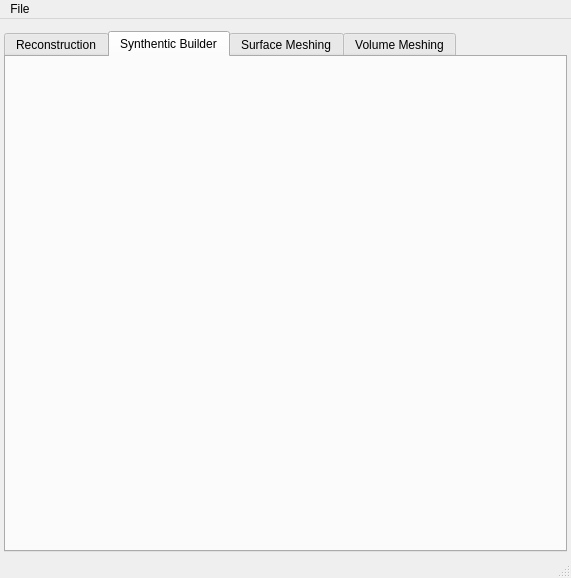
Qt form Source/AIM/GUI/UI_Files/RepresentationUI.ui (BlueQuartzSoftware/DREAM3D) before a commit.
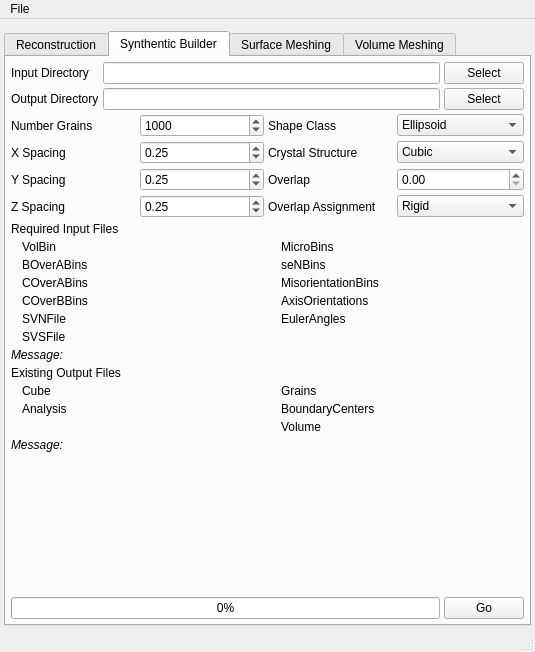
The same form after that commit. The open tabs and pages were chosen to show the change. Icons and pictures are not drawn.

Diff of the .ui file:
```diff
--- a/Source/AIM/GUI/UI_Files/RepresentationUI.ui
+++ b/Source/AIM/GUI/UI_Files/RepresentationUI.ui
@@ -6,8 +6,8 @@
    <rect>
     <x>0</x>
     <y>0</y>
-    <width>571</width>
-    <height>578</height>
+    <width>535</width>
+    <height>652</height>
    </rect>
   </property>
   <property name="windowTitle">
@@ -694,6 +694,612 @@
        <attribute name="title">
         <string>Synthentic Builder</string>
        </attribute>
+       <layout class="QVBoxLayout" name="verticalLayout_2">
+        <property name="spacing">
+         <number>4</number>
+        </property>
+        <property name="margin">
+         <number>5</number>
+        </property>
+        <item>
+         <layout class="QGridLayout" name="gridLayout_6">
+          <item row="0" column="0">
+           <widget class="QLabel" name="label_11">
+            <property name="text">
+             <string>Input Directory</string>
+            </property>
+           </widget>
+          </item>
+          <item row="0" column="1">
+           <widget class="QLineEdit" name="gg_InputDir"/>
+          </item>
+          <item row="0" column="2">
+           <widget class="QPushButton" name="gg_InputDirBtn">
+            <property name="text">
+             <string>Select</string>
+            </property>
+           </widget>
+          </item>
+          <item row="1" column="0">
+           <widget class="QLabel" name="label_14">
+            <property name="text">
+             <string>Output Directory</string>
+            </property>
+           </widget>
+          </item>
+          <item row="1" column="1">
+           <widget class="QLineEdit" name="gg_OutputDir"/>
+          </item>
+          <item row="1" column="2">
+           <widget class="QPushButton" name="gg_OutputDirBtn">
+            <property name="text">
+             <string>Select</string>
+            </property>
+           </widget>
+          </item>
+         </layout>
+        </item>
+        <item>
+         <layout class="QGridLayout" name="gridLayout_7">
+          <item row="2" column="2">
+           <widget class="QLabel" name="label_21">
+            <property name="text">
+             <string>Overlap</string>
+            </property>
+           </widget>
+          </item>
+          <item row="1" column="2">
+           <widget class="QLabel" name="label_19">
+            <property name="text">
+             <string>Crystal Structure</string>
+            </property>
+           </widget>
+          </item>
+          <item row="1" column="3">
+           <widget class="QComboBox" name="gg_CrystalStructure">
+            <item>
+             <property name="text">
+              <string>Cubic</string>
+             </property>
+            </item>
+            <item>
+             <property name="text">
+              <string>Hexagonal</string>
+             </property>
+            </item>
+           </widget>
+          </item>
+          <item row="0" column="2">
+           <widget class="QLabel" name="label_20">
+            <property name="text">
+             <string>Shape Class</string>
+            </property>
+           </widget>
+          </item>
+          <item row="0" column="3">
+           <widget class="QComboBox" name="gg_ShapeClass">
+            <item>
+             <property name="text">
+              <string>Ellipsoid</string>
+             </property>
+            </item>
+            <item>
+             <property name="text">
+              <string>Super-Ellipsoid</string>
+             </property>
+            </item>
+            <item>
+             <property name="text">
+              <string>Cube-Octahedron</string>
+             </property>
+            </item>
+           </widget>
+          </item>
+          <item row="2" column="3">
+           <widget class="QDoubleSpinBox" name="gg_OverlapAllowed"/>
+          </item>
+          <item row="3" column="2">
+           <widget class="QLabel" name="label_17">
+            <property name="text">
+             <string>Overlap Assignment</string>
+            </property>
+           </widget>
+          </item>
+          <item row="3" column="3">
+           <widget class="QComboBox" name="gg_OverlapAssignment">
+            <item>
+             <property name="text">
+              <string>Rigid</string>
+             </property>
+            </item>
+            <item>
+             <property name="text">
+              <string>Progressive</string>
+             </property>
+            </item>
+           </widget>
+          </item>
+          <item row="3" column="0">
+           <widget class="QLabel" name="label_16">
+            <property name="text">
+             <string>Z Spacing</string>
+            </property>
+           </widget>
+          </item>
+          <item row="2" column="0">
+           <widget class="QLabel" name="label_18">
+            <property name="text">
+             <string>Y Spacing</string>
+            </property>
+           </widget>
+          </item>
+          <item row="1" column="0">
+           <widget class="QLabel" name="label_15">
+            <property name="text">
+             <string>X Spacing</string>
+            </property>
+           </widget>
+          </item>
+          <item row="3" column="1">
+           <widget class="QDoubleSpinBox" name="gg_ZResolution">
+            <property name="singleStep">
+             <double>0.250000000000000</double>
+            </property>
+            <property name="value">
+             <double>0.250000000000000</double>
+            </property>
+           </widget>
+          </item>
+          <item row="2" column="1">
+           <widget class="QDoubleSpinBox" name="gg_YResolution">
+            <property name="singleStep">
+             <double>0.250000000000000</double>
+            </property>
+            <property name="value">
+             <double>0.250000000000000</double>
+            </property>
+           </widget>
+          </item>
+          <item row="1" column="1">
+           <widget class="QDoubleSpinBox" name="gg_XResolution">
+            <property name="singleStep">
+             <double>0.250000000000000</double>
+            </property>
+            <property name="value">
+             <double>0.250000000000000</double>
+            </property>
+           </widget>
+          </item>
+          <item row="0" column="0">
+           <widget class="QLabel" name="label_22">
+            <property name="text">
+             <string>Number Grains</string>
+            </property>
+           </widget>
+          </item>
+          <item row="0" column="1">
+           <widget class="QSpinBox" name="gg_NumGrains">
+            <property name="maximum">
+             <number>10000000</number>
+            </property>
+            <property name="singleStep">
+             <number>100</number>
+            </property>
+            <property name="value">
+             <number>1000</number>
+            </property>
+           </widget>
+          </item>
+         </layout>
+        </item>
+        <item>
+         <layout class="QGridLayout" name="gridLayout_5">
+          <item row="0" column="0" colspan="2">
+           <widget class="QLabel" name="label_13">
+            <property name="text">
+             <string>Required Input Files</string>
+            </property>
+           </widget>
+          </item>
+          <item row="1" column="0">
+           <layout class="QFormLayout" name="formLayout_3">
+            <property name="fieldGrowthPolicy">
+             <enum>QFormLayout::FieldsStayAtSizeHint</enum>
+            </property>
+            <property name="labelAlignment">
+             <set>Qt::AlignLeading|Qt::AlignLeft|Qt::AlignVCenter</set>
+            </property>
+            <property name="verticalSpacing">
+             <number>4</number>
+            </property>
+            <item row="0" column="0">
+             <widget class="QLabel" name="VolBinFileIcon_2">
+              <property name="text">
+               <string/>
+              </property>
+              <property name="pixmap">
+               <pixmap resource="../../../../Resources/icons/images/Icons.qrc">:/Delete-16x16.png</pixmap>
+              </property>
+             </widget>
+            </item>
+            <item row="0" column="1">
+             <widget class="QLabel" name="VolBinFile_2">
+              <property name="text">
+               <string>VolBin</string>
+              </property>
+             </widget>
+            </item>
+            <item row="1" column="0">
+             <widget class="QLabel" name="BOverABinsFileIcon_2">
+              <property name="text">
+               <string/>
+              </property>
+              <property name="pixmap">
+               <pixmap resource="../../../../Resources/icons/images/Icons.qrc">:/Delete-16x16.png</pixmap>
+              </property>
+             </widget>
+            </item>
+            <item row="1" column="1">
+             <widget class="QLabel" name="BOverABinsFile_2">
+              <property name="text">
+               <string>BOverABins</string>
+              </property>
+             </widget>
+            </item>
+            <item row="2" column="0">
+             <widget class="QLabel" name="COverABinsFileIcon_2">
+              <property name="text">
+               <string/>
+              </property>
+              <property name="pixmap">
+               <pixmap resource="../../../../Resources/icons/images/Icons.qrc">:/Delete-16x16.png</pixmap>
+              </property>
+             </widget>
+            </item>
+            <item row="2" column="1">
+             <widget class="QLabel" name="COverABinsFile_2">
+              <property name="text">
+               <string>COverABins</string>
+              </property>
+             </widget>
+            </item>
+            <item row="3" column="0">
+             <widget class="QLabel" name="COverBBinsFileIcon_2">
+              <property name="text">
+               <string/>
+              </property>
+              <property name="pixmap">
+               <pixmap resource="../../../../Resources/icons/images/Icons.qrc">:/Delete-16x16.png</pixmap>
+              </property>
+             </widget>
+            </item>
+            <item row="3" column="1">
+             <widget class="QLabel" name="COverBBinsFile_2">
+              <property name="text">
+               <string>COverBBins</string>
+              </property>
+             </widget>
+            </item>
+            <item row="4" column="0">
+             <widget class="QLabel" name="SVNFileIcon_2">
+              <property name="text">
+               <string/>
+              </property>
+              <property name="pixmap">
+               <pixmap resource="../../../../Resources/icons/images/Icons.qrc">:/Delete-16x16.png</pixmap>
+              </property>
+             </widget>
+            </item>
+            <item row="4" column="1">
+             <widget class="QLabel" name="SVNFile_2">
+              <property name="text">
+               <string>SVNFile</string>
+              </property>
+             </widget>
+            </item>
+            <item row="5" column="0">
+             <widget class="QLabel" name="SVSFileIcon_2">
+              <property name="text">
+               <string/>
+              </property>
+              <property name="pixmap">
+               <pixmap resource="../../../../Resources/icons/images/Icons.qrc">:/Delete-16x16.png</pixmap>
+              </property>
+             </widget>
+            </item>
+            <item row="5" column="1">
+             <widget class="QLabel" name="SVSFile_2">
+              <property name="text">
+               <string>SVSFile</string>
+              </property>
+             </widget>
+            </item>
+           </layout>
+          </item>
+          <item row="1" column="1">
+           <layout class="QFormLayout" name="formLayout_4">
+            <property name="fieldGrowthPolicy">
+             <enum>QFormLayout::FieldsStayAtSizeHint</enum>
+            </property>
+            <property name="verticalSpacing">
+             <number>4</number>
+            </property>
+            <item row="0" column="0">
+             <widget class="QLabel" name="MicroBinsFileIcon_2">
+              <property name="text">
+               <string/>
+              </property>
+              <property name="pixmap">
+               <pixmap resource="../../../../Resources/icons/images/Icons.qrc">:/Delete-16x16.png</pixmap>
+              </property>
+             </widget>
+            </item>
+            <item row="0" column="1">
+             <widget class="QLabel" name="MicroBinsFile_2">
+              <property name="text">
+               <string>MicroBins</string>
+              </property>
+             </widget>
+            </item>
+            <item row="1" column="0">
+             <widget class="QLabel" name="SeNBinsFileIcon_2">
+              <property name="text">
+               <string/>
+              </property>
+              <property name="pixmap">
+               <pixmap resource="../../../../Resources/icons/images/Icons.qrc">:/Delete-16x16.png</pixmap>
+              </property>
+             </widget>
+            </item>
+            <item row="1" column="1">
+             <widget class="QLabel" name="SeNBinsFile_2">
+              <property name="text">
+               <string>seNBins</string>
+              </property>
+             </widget>
+            </item>
+            <item row="2" column="0">
+             <widget class="QLabel" name="MisorientationBinsFileIcon_2">
+              <property name="text">
+               <string/>
+              </property>
+              <property name="pixmap">
+               <pixmap resource="../../../../Resources/icons/images/Icons.qrc">:/Delete-16x16.png</pixmap>
+              </property>
+             </widget>
+            </item>
+            <item row="2" column="1">
+             <widget class="QLabel" name="MisorientationBinsFile_2">
+              <property name="text">
+               <string>MisorientationBins</string>
+              </property>
+             </widget>
+            </item>
+            <item row="3" column="0">
+             <widget class="QLabel" name="AxisOrientationsFileIcon_2">
+              <property name="text">
+               <string/>
+              </property>
+              <property name="pixmap">
+               <pixmap resource="../../../../Resources/icons/images/Icons.qrc">:/Delete-16x16.png</pixmap>
+              </property>
+             </widget>
+            </item>
+            <item row="3" column="1">
+             <widget class="QLabel" name="AxisOrientationsFile_2">
+              <property name="text">
+               <string>AxisOrientations</string>
+              </property>
+             </widget>
+            </item>
+            <item row="4" column="0">
+             <widget class="QLabel" name="EulerAnglesFileIcon_2">
+              <property name="text">
+               <string/>
+              </property>
+              <property name="pixmap">
+               <pixmap resource="../../../../Resources/icons/images/Icons.qrc">:/Delete-16x16.png</pixmap>
+              </property>
+             </widget>
+            </item>
+            <item row="4" column="1">
+             <widget class="QLabel" name="EulerAnglesFile_2">
+              <property name="text">
+               <string>EulerAngles</string>
+              </property>
+             </widget>
+            </item>
+           </layout>
+          </item>
+          <item row="2" column="0" colspan="2">
+           <widget class="QLabel" name="messageLabel_2">
+            <property name="font">
+             <font>
+              <italic>true</italic>
+             </font>
+            </property>
+            <property name="text">
+             <string>Message:</string>
+            </property>
+            <property name="wordWrap">
+             <bool>true</bool>
+            </property>
+            <property name="margin">
+             <number>3</number>
+            </property>
+           </widget>
+          </item>
+         </layout>
+        </item>
+        <item>
+         <layout class="QGridLayout" name="gridLayout_8">
+          <item row="0" column="0" colspan="2">
+           <widget class="QLabel" name="label_23">
+            <property name="text">
+             <string>Existing Output Files</string>
+            </property>
+           </widget>
+          </item>
+          <item row="1" column="0">
+           <layout class="QFormLayout" name="formLayout_5">
+            <property name="fieldGrowthPolicy">
+             <enum>QFormLayout::FieldsStayAtSizeHint</enum>
+            </property>
+            <property name="labelAlignment">
+             <set>Qt::AlignLeading|Qt::AlignLeft|Qt::AlignVCenter</set>
+            </property>
+            <property name="verticalSpacing">
+             <number>4</number>
+            </property>
+            <item row="0" column="0">
+             <widget class="QLabel" name="CubeFileIcon_3">
+              <property name="text">
+               <string/>
+              </property>
+              <property name="pixmap">
+               <pixmap resource="../../../../Resources/icons/images/Icons.qrc">:/Delete-16x16.png</pixmap>
+              </property>
+             </widget>
+            </item>
+            <item row="0" column="1">
+             <widget class="QLabel" name="CubeFile_3">
+              <property name="text">
+               <string>Cube</string>
+              </property>
+             </widget>
+            </item>
+            <item row="1" column="0">
+             <widget class="QLabel" name="AnalysisFileIcon_3">
+              <property name="text">
+               <string/>
+              </property>
+              <property name="pixmap">
+               <pixmap resource="../../../../Resources/icons/images/Icons.qrc">:/Delete-16x16.png</pixmap>
+              </property>
+             </widget>
+            </item>
+            <item row="1" column="1">
+             <widget class="QLabel" name="AnalysisFile_3">
+              <property name="text">
+               <string>Analysis</string>
+              </property>
+             </widget>
+            </item>
+           </layout>
+          </item>
+          <item row="1" column="1">
+           <layout class="QFormLayout" name="formLayout_6">
+            <property name="fieldGrowthPolicy">
+             <enum>QFormLayout::FieldsStayAtSizeHint</enum>
+            </property>
+            <property name="verticalSpacing">
+             <number>4</number>
+            </property>
+            <item row="0" column="0">
+             <widget class="QLabel" name="GrainsFileIcon_3">
+              <property name="text">
+               <string/>
+              </property>
+              <property name="pixmap">
+               <pixmap resource="../../../../Resources/icons/images/Icons.qrc">:/Delete-16x16.png</pixmap>
+              </property>
+             </widget>
+            </item>
+            <item row="0" column="1">
+             <widget class="QLabel" name="GrainsFile_3">
+              <property name="text">
+               <string>Grains</string>
+              </property>
+             </widget>
+            </item>
+            <item row="1" column="0">
+             <widget class="QLabel" name="BoundaryCentersFileIcon_3">
+              <property name="text">
+               <string/>
+              </property>
+              <property name="pixmap">
+               <pixmap resource="../../../../Resources/icons/images/Icons.qrc">:/Delete-16x16.png</pixmap>
+              </property>
+             </widget>
+            </item>
+            <item row="1" column="1">
+             <widget class="QLabel" name="BoundaryCentersFile_3">
+              <property name="text">
+               <string>BoundaryCenters</string>
+              </property>
+             </widget>
+            </item>
+            <item row="2" column="0">
+             <widget class="QLabel" name="VolumeFileIcon_3">
+              <property name="text">
+               <string/>
+              </property>
+              <property name="pixmap">
+               <pixmap resource="../../../../Resources/icons/images/Icons.qrc">:/Delete-16x16.png</pixmap>
+              </property>
+             </widget>
+            </item>
+            <item row="2" column="1">
+             <widget class="QLabel" name="VolumeFile_3">
+              <property name="text">
+               <string>Volume</string>
+              </property>
+             </widget>
+            </item>
+           </layout>
+          </item>
+          <item row="2" column="0" colspan="2">
+           <widget class="QLabel" name="messageLabel_3">
+            <property name="font">
+             <font>
+              <italic>true</italic>
+             </font>
+            </property>
+            <property name="text">
+             <string>Message:</string>
+            </property>
+            <property name="wordWrap">
+             <bool>true</bool>
+            </property>
+            <property name="margin">
+             <number>3</number>
+            </property>
+           </widget>
+          </item>
+         </layout>
+        </item>
+        <item>
+         <spacer name="verticalSpacer_2">
+          <property name="orientation">
+           <enum>Qt::Vertical</enum>
+          </property>
+          <property name="sizeHint" stdset="0">
+           <size>
+            <width>20</width>
+            <height>40</height>
+           </size>
+          </property>
+         </spacer>
+        </item>
+        <item>
+         <layout class="QHBoxLayout" name="horizontalLayout_8">
+          <item>
+           <widget class="QProgressBar" name="gg_progressBar">
+            <property name="value">
+             <number>0</number>
+            </property>
+           </widget>
+          </item>
+          <item>
+           <widget class="QPushButton" name="gg_GoBtn">
+            <property name="text">
+             <string>Go</string>
+            </property>
+           </widget>
+          </item>
+         </layout>
+        </item>
+       </layout>
       </widget>
       <widget class="QWidget" name="tab_3">
        <attribute name="title">
@@ -714,7 +1320,7 @@
     <rect>
      <x>0</x>
      <y>0</y>
-     <width>571</width>
+     <width>535</width>
      <height>22</height>
     </rect>
    </property>
```
Left out of the diff: 1050 changed lines with no effect on the pictures.
